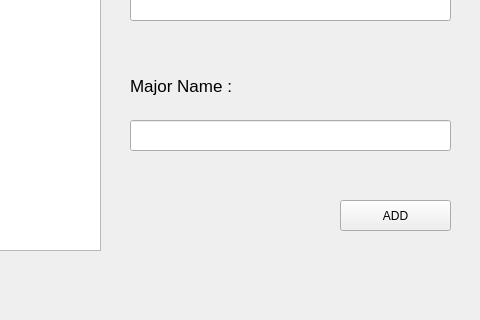
Qt form resources/UI/addMajor.ui (Poom1997/gman) before a commit; both pictures show x 420 to 900 and y 280 to 600 of the 900 by 600 pixel window.
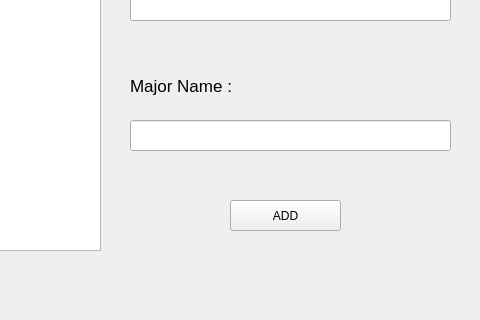
The same form after that commit.

Patch:
```diff
--- a/resources/UI/addMajor.ui
+++ b/resources/UI/addMajor.ui
@@ -262,7 +262,7 @@
   <widget class="QPushButton" name="addButton">
    <property name="geometry">
     <rect>
-     <x>760</x>
+     <x>650</x>
      <y>480</y>
      <width>111</width>
      <height>31</height>
```
Left out of the diff: 6 changed lines with no effect on the pictures.
